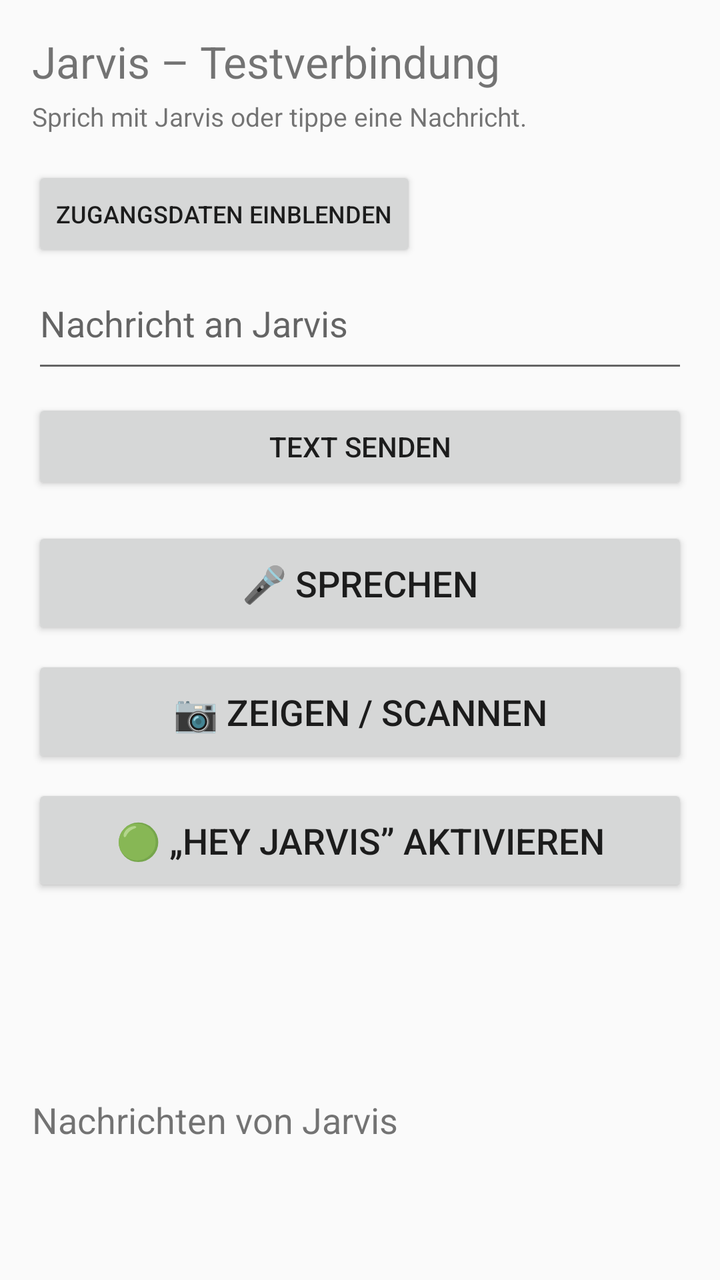
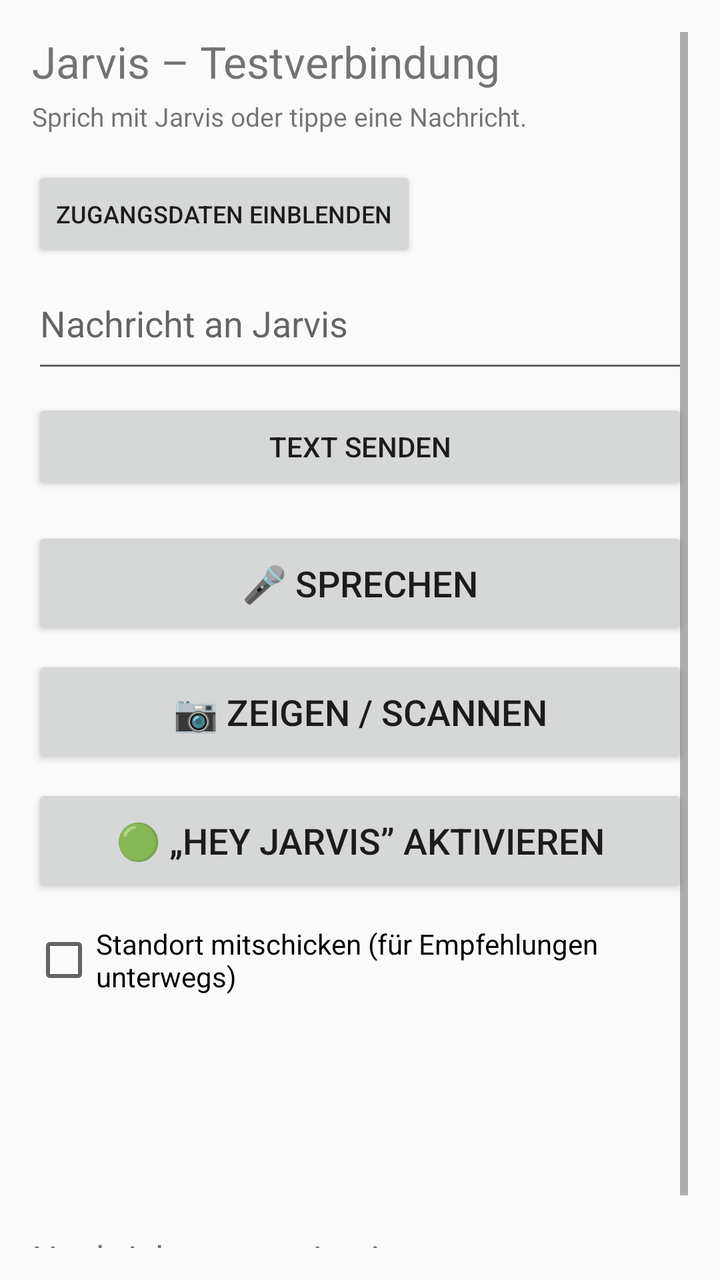

The first picture is an Android layout as it rendered before a commit; the second is the same layout after the commit. The layout source and the unified diff follow.
<!-- AndroidManifest.xml: application theme Theme.AppCompat.DayNight -->
<!-- res/layout/activity_main.xml -->
<?xml version="1.0" encoding="utf-8"?>
<ScrollView xmlns:android="http://schemas.android.com/apk/res/android"
    android:layout_width="match_parent"
    android:layout_height="match_parent"
    android:padding="16dp">

    <LinearLayout
        android:layout_width="match_parent"
        android:layout_height="wrap_content"
        android:orientation="vertical">

        <TextView
            android:layout_width="match_parent"
            android:layout_height="wrap_content"
            android:text="Jarvis – Testverbindung"
            android:textSize="22sp"
            android:paddingBottom="4dp" />

        <TextView
            android:layout_width="match_parent"
            android:layout_height="wrap_content"
            android:text="Sprich mit Jarvis oder tippe eine Nachricht."
            android:textSize="13sp"
            android:paddingBottom="16dp" />

        
        <Button
            android:id="@+id/zugangToggle"
            android:layout_width="wrap_content"
            android:layout_height="wrap_content"
            android:text="Zugangsdaten einblenden"
            android:textSize="12sp" />

        <LinearLayout
            android:id="@+id/zugangBereich"
            android:layout_width="match_parent"
            android:layout_height="wrap_content"
            android:orientation="vertical"
            android:visibility="gone">

            <EditText
                android:id="@+id/serverUrl"
                android:layout_width="match_parent"
                android:layout_height="wrap_content"
                android:hint="Server-URL (z. B. https://...ngrok-free.dev)"
                android:inputType="textUri" />

            <EditText
                android:id="@+id/accessKey"
                android:layout_width="match_parent"
                android:layout_height="wrap_content"
                android:hint="Zugangsschluessel"
                android:inputType="textPassword"
                android:paddingTop="8dp" />

            <EditText
                android:id="@+id/e2eKey"
                android:layout_width="match_parent"
                android:layout_height="wrap_content"
                android:hint="Schluessel (E2E) - leer lassen = unverschluesselt"
                android:inputType="textPassword"
                android:paddingTop="8dp" />
        </LinearLayout>

        <EditText
            android:id="@+id/messageText"
            android:layout_width="match_parent"
            android:layout_height="wrap_content"
            android:hint="Nachricht an Jarvis"
            android:inputType="textMultiLine"
            android:minLines="2"
            android:paddingTop="8dp" />

        <Button
            android:id="@+id/sendButton"
            android:layout_width="match_parent"
            android:layout_height="wrap_content"
            android:text="Text senden"
            android:layout_marginTop="8dp" />

        <Button
            android:id="@+id/talkButton"
            android:layout_width="match_parent"
            android:layout_height="wrap_content"
            android:text="🎤 Sprechen"
            android:textSize="18sp"
            android:layout_marginTop="16dp"
            android:paddingTop="16dp"
            android:paddingBottom="16dp" />

        <Button
            android:id="@+id/cameraButton"
            android:layout_width="match_parent"
            android:layout_height="wrap_content"
            android:text="📷 Zeigen / Scannen"
            android:textSize="18sp"
            android:layout_marginTop="8dp"
            android:paddingTop="16dp"
            android:paddingBottom="16dp" />

        <Button
            android:id="@+id/wakeButton"
            android:layout_width="match_parent"
            android:layout_height="wrap_content"
            android:text="🟢 „Hey Jarvis” aktivieren"
            android:textSize="18sp"
            android:layout_marginTop="8dp"
            android:paddingTop="16dp"
            android:paddingBottom="16dp" />

        <TextView
            android:id="@+id/wakeStatusView"
            android:layout_width="match_parent"
            android:layout_height="wrap_content"
            android:paddingTop="12dp"
            android:textSize="13sp"
            android:textStyle="italic"
            android:text="" />

        <TextView
            android:id="@+id/answerView"
            android:layout_width="match_parent"
            android:layout_height="wrap_content"
            android:paddingTop="20dp"
            android:textSize="16sp"
            android:textIsSelectable="true"
            android:text="" />

        
        <TextView
            android:id="@+id/postfachTitel"
            android:layout_width="match_parent"
            android:layout_height="wrap_content"
            android:paddingTop="28dp"
            android:paddingBottom="4dp"
            android:textSize="18sp"
            android:text="Nachrichten von Jarvis" />

        <LinearLayout
            android:id="@+id/postfachListe"
            android:layout_width="match_parent"
            android:layout_height="wrap_content"
            android:orientation="vertical"
            android:paddingBottom="24dp" />
    </LinearLayout>
</ScrollView>
<!-- resources referenced by this layout -->
<resources>

</resources>

<!-- the commit's change to res/layout/activity_main.xml (unified diff, before → after) -->
@@ -108,6 +108,24 @@
             android:paddingTop="16dp"
             android:paddingBottom="16dp" />
 
+        
+        <CheckBox
+            android:id="@+id/standortSchalter"
+            android:layout_width="match_parent"
+            android:layout_height="wrap_content"
+            android:layout_marginTop="14dp"
+            android:textSize="14sp"
+            android:text="Standort mitschicken (für Empfehlungen unterwegs)" />
+
+        <TextView
+            android:id="@+id/standortInfo"
+            android:layout_width="match_parent"
+            android:layout_height="wrap_content"
+            android:paddingTop="2dp"
+            android:textSize="13sp"
+            android:textStyle="italic"
+            android:text="" />
+
         <TextView
             android:id="@+id/wakeStatusView"
             android:layout_width="match_parent"
